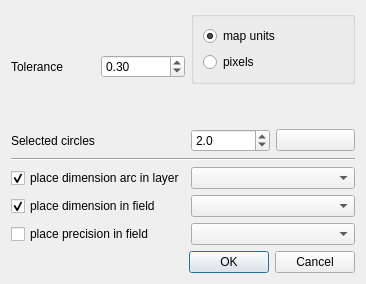
This is ui_settings.ui in 3nids/intersectit as Qt 5 draws it before an edit. The edited form follows.
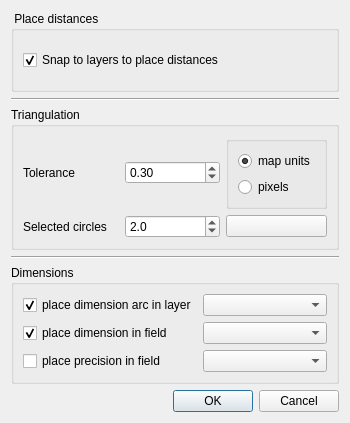
This is the edited form.

Commit message: added snapping to place distances

```diff
--- a/ui_settings.ui
+++ b/ui_settings.ui
@@ -6,39 +6,41 @@
    <rect>
     <x>0</x>
     <y>0</y>
-    <width>366</width>
-    <height>284</height>
+    <width>350</width>
+    <height>423</height>
    </rect>
   </property>
   <property name="windowTitle">
    <string>Triangulation :: settings</string>
   </property>
   <layout class="QGridLayout" name="gridLayout">
-   <item row="0" column="0" rowspan="2">
-    <widget class="QLabel" name="label">
+   <item row="1" column="0" colspan="4">
+    <widget class="QGroupBox" name="groupBox_2">
+     <property name="title">
+      <string> Place distances</string>
+     </property>
+     <layout class="QGridLayout" name="gridLayout_4">
+      <item row="0" column="0">
+       <widget class="QCheckBox" name="snapBox">
      <property name="text">
-      <string>Tolerance</string>
-     </property>
-    </widget>
-   </item>
-   <item row="2" column="0" colspan="2">
-    <widget class="QLabel" name="label_2">
-     <property name="text">
-      <string>Selected circles</string>
-     </property>
+         <string>Snap to layers to place distances</string>
+        </property>
+        <property name="checked">
+         <bool>true</bool>
+        </property>
+       </widget>
+      </item>
+     </layout>
     </widget>
    </item>
-   <item row="2" column="3">
-    <widget class="QPushButton" name="rubberColor">
-     <property name="toolTip">
-      <string extracomment="Color of the selected distance circles used for triangulation."/>
+   <item row="6" column="0" colspan="4">
+    <widget class="Line" name="line">
+     <property name="orientation">
+      <enum>Qt::Horizontal</enum>
      </property>
-     <property name="text">
-      <string/>
-     </property>
     </widget>
    </item>
-   <item row="9" column="0" colspan="4">
+   <item row="13" column="0" colspan="4">
     <widget class="QDialogButtonBox" name="buttonBox">
      <property name="orientation">
       <enum>Qt::Horizontal</enum>
@@ -48,33 +50,63 @@
      </property>
     </widget>
    </item>
-   <item row="0" column="2" colspan="2">
+   <item row="3" column="0" colspan="4">
+    <widget class="QGroupBox" name="groupBox_3">
+     <property name="title">
+      <string>Triangulation</string>
+     </property>
+     <layout class="QGridLayout" name="gridLayout_3">
+      <item row="1" column="0">
+       <widget class="QLabel" name="label">
+        <property name="text">
+         <string>Tolerance</string>
+        </property>
+       </widget>
+      </item>
+      <item row="1" column="2">
     <widget class="QGroupBox" name="groupBox">
      <property name="title">
       <string/>
      </property>
      <layout class="QGridLayout" name="gridLayout_2">
-      <item row="0" column="0">
-       <widget class="QRadioButton" name="mapUnits">
-        <property name="text">
-         <string>map units</string>
-        </property>
-        <property name="checked">
-         <bool>true</bool>
-        </property>
-       </widget>
-      </item>
-      <item row="1" column="0">
+         <item row="2" column="0">
        <widget class="QRadioButton" name="pixels">
         <property name="text">
          <string>pixels</string>
         </property>
        </widget>
       </item>
+         <item row="1" column="0">
+          <widget class="QRadioButton" name="mapUnits">
+           <property name="text">
+            <string>map units</string>
+           </property>
+           <property name="checked">
+            <bool>true</bool>
+           </property>
+          </widget>
+         </item>
      </layout>
     </widget>
    </item>
-   <item row="2" column="2">
+      <item row="1" column="1">
+       <widget class="QDoubleSpinBox" name="tolerance">
+        <property name="singleStep">
+         <double>0.100000000000000</double>
+        </property>
+        <property name="value">
+         <double>0.300000000000000</double>
+        </property>
+       </widget>
+      </item>
+      <item row="2" column="0">
+       <widget class="QLabel" name="label_2">
+        <property name="text">
+         <string>Selected circles</string>
+        </property>
+       </widget>
+      </item>
+      <item row="2" column="1">
     <widget class="QDoubleSpinBox" name="rubberWidth">
      <property name="toolTip">
       <string extracomment="Width of the selected distance circles used for triangulation."/>
@@ -90,17 +122,33 @@
      </property>
     </widget>
    </item>
-   <item row="0" column="1" rowspan="2">
-    <widget class="QDoubleSpinBox" name="tolerance">
-     <property name="singleStep">
-      <double>0.100000000000000</double>
-     </property>
-     <property name="value">
-      <double>0.300000000000000</double>
+      <item row="2" column="2">
+       <widget class="QPushButton" name="rubberColor">
+        <property name="toolTip">
+         <string extracomment="Color of the selected distance circles used for triangulation."/>
+        </property>
+        <property name="text">
+         <string/>
      </property>
     </widget>
    </item>
-   <item row="4" column="0" colspan="2">
+     </layout>
+    </widget>
+   </item>
+   <item row="2" column="0" colspan="4">
+    <widget class="Line" name="line_2">
+     <property name="orientation">
+      <enum>Qt::Horizontal</enum>
+     </property>
+    </widget>
+   </item>
+   <item row="7" column="0" colspan="4">
+    <widget class="QGroupBox" name="groupBox_4">
+     <property name="title">
+      <string>Dimensions</string>
+     </property>
+     <layout class="QGridLayout" name="gridLayout_5">
+      <item row="0" column="0">
     <widget class="QCheckBox" name="placeArcBox">
      <property name="text">
       <string>place dimension arc in layer</string>
@@ -110,37 +158,33 @@
      </property>
     </widget>
    </item>
-   <item row="4" column="2" colspan="2">
+      <item row="0" column="1">
     <widget class="QComboBox" name="layerCombo"/>
    </item>
-   <item row="3" column="0" colspan="4">
-    <widget class="Line" name="line">
-     <property name="orientation">
-      <enum>Qt::Horizontal</enum>
+      <item row="1" column="0">
+       <widget class="QCheckBox" name="placeDimensionBox">
+        <property name="text">
+         <string>place dimension in field</string>
+        </property>
+        <property name="checked">
+         <bool>true</bool>
      </property>
     </widget>
    </item>
-   <item row="6" column="2" colspan="2">
+      <item row="1" column="1">
     <widget class="QComboBox" name="dimensionFieldCombo"/>
    </item>
-   <item row="7" column="2" colspan="2">
-    <widget class="QComboBox" name="precisionFieldCombo"/>
-   </item>
-   <item row="7" column="0" colspan="2">
+      <item row="2" column="0">
     <widget class="QCheckBox" name="placePrecisionBox">
      <property name="text">
       <string>place precision in field</string>
      </property>
     </widget>
    </item>
-   <item row="6" column="0" colspan="2">
-    <widget class="QCheckBox" name="placeDimensionBox">
-     <property name="text">
-      <string>place dimension in field</string>
-     </property>
-     <property name="checked">
-      <bool>true</bool>
-     </property>
+      <item row="2" column="1">
+       <widget class="QComboBox" name="precisionFieldCombo"/>
+      </item>
+     </layout>
     </widget>
    </item>
   </layout>
```
Left out of the diff: 4 changed lines with no effect on the pictures. Lines whose indentation alone changed are shown as unchanged. The commit also changes 4 other files.
